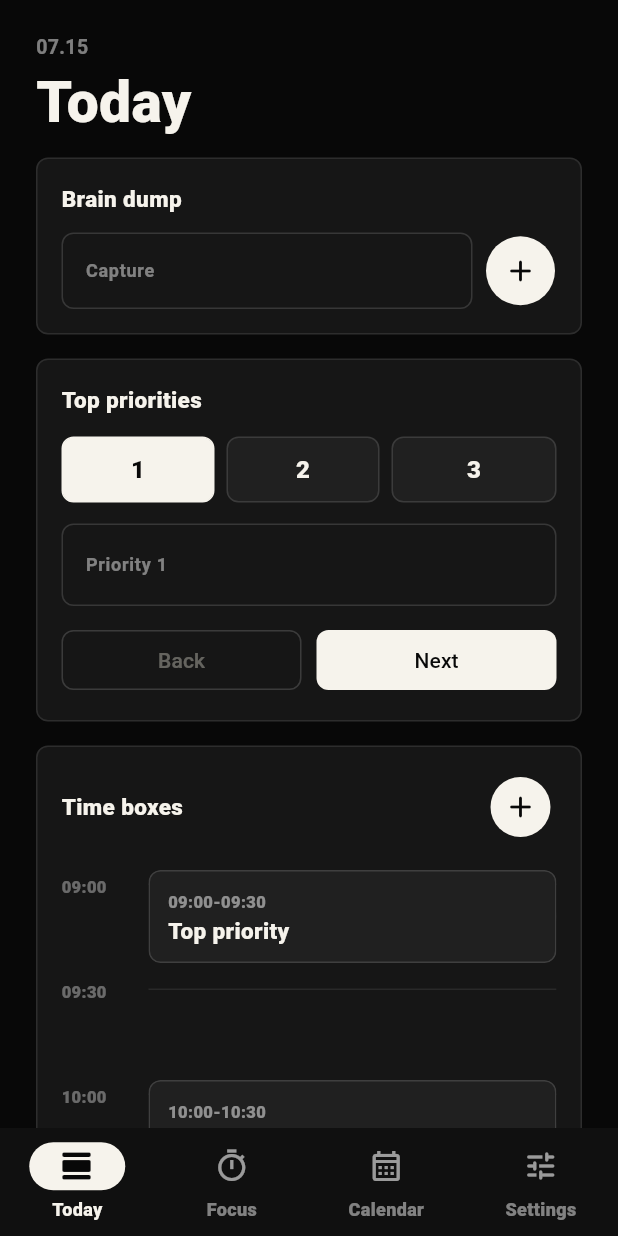
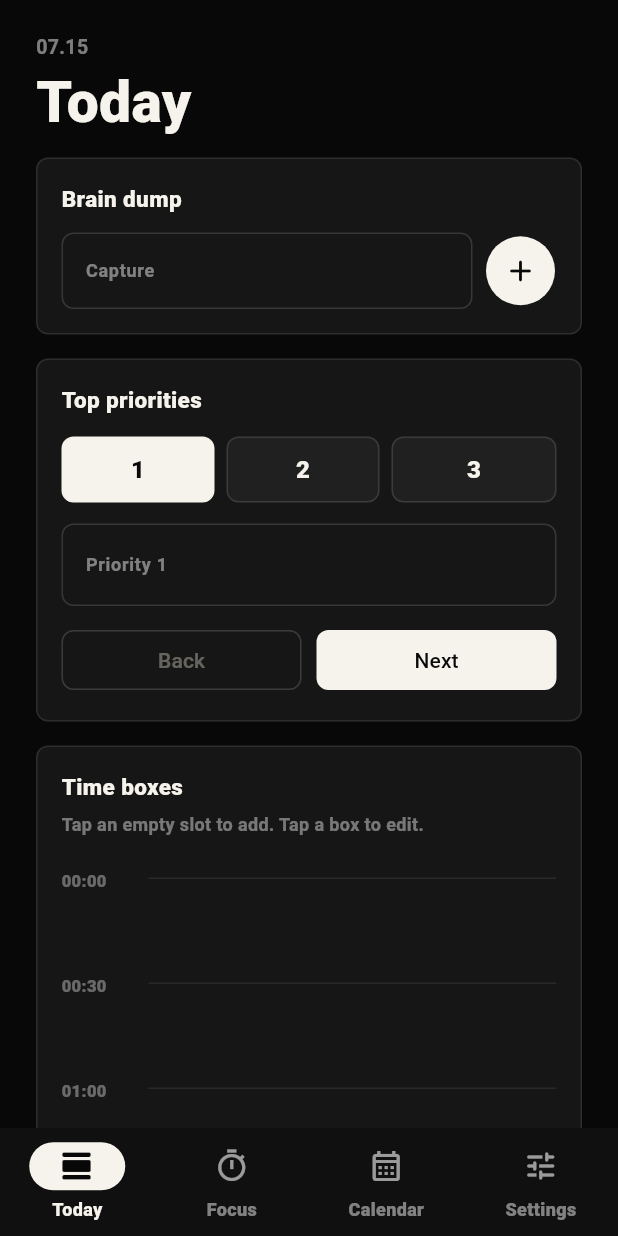
Before and after one commit to DosConfig/time_boxing_pomodoro, a Flutter app: the screen it shows after launch, on a phone screen of 412 x 824 dp. Run offline on Flutter 3.47's test engine with Material 3 defaults, Android fonts, the phone set to English and light mode, and no system bars; our stand-ins replace flutter_riverpod.

Commit message:
feat: improve timebox board interactions

```diff
--- a/lib/presentation/screens/today_screen.dart
+++ b/lib/presentation/screens/today_screen.dart
@@ -23,6 +23,7 @@ class _TodayScreenState extends ConsumerState<TodayScreen> {
   Timer? _clockTimer;
   Timer? _dragAutoScrollTimer;
   double _dragAutoScrollDelta = 0;
+  bool _isTimeBoxDragging = false;
   DateTime _now = DateTime.now();
   final _scrollController = ScrollController();
   final _priorityFocusNode = FocusNode();
@@ -62,7 +63,9 @@ class _TodayScreenState extends ConsumerState<TodayScreen> {
     _draftPriorities ??= priorities;
 
     return SafeArea(
-      child: ScrollConfiguration(
+      child: Stack(
+        children: [
+          ScrollConfiguration(
             behavior: const _AppScrollBehavior(),
             child: CustomScrollView(
               controller: _scrollController,
@@ -90,8 +93,9 @@ class _TodayScreenState extends ConsumerState<TodayScreen> {
                           pomodoro: pomodoro,
                           notifier: notifier,
                           now: _now,
+                          onDragStarted: _beginTimeBoxDrag,
                           onDragUpdate: _handleTimeBoxDragUpdate,
-                      onDragEnd: _stopDragAutoScroll,
+                          onDragEnd: _endTimeBoxDrag,
                         ),
                         const SizedBox(height: 18),
                         FilledButton.icon(
@@ -134,6 +138,17 @@ class _TodayScreenState extends ConsumerState<TodayScreen> {
               ],
             ),
           ),
+          _TimeBoxTrashTarget(
+            visible: _isTimeBoxDragging,
+            enabled: pomodoro.timeBoxes.length > 1,
+            onAccept: (id) {
+              HapticFeedback.heavyImpact();
+              unawaited(notifier.removeTimeBox(id));
+              _endTimeBoxDrag();
+            },
+          ),
+        ],
+      ),
     );
   }
 
@@ -208,6 +223,20 @@ class _TodayScreenState extends ConsumerState<TodayScreen> {
     }
 
     _stopDragAutoScroll();
+  }
+
+  void _beginTimeBoxDrag() {
+    HapticFeedback.mediumImpact();
+    if (mounted) {
+      setState(() => _isTimeBoxDragging = true);
+    }
+  }
+
+  void _endTimeBoxDrag() {
+    _stopDragAutoScroll();
+    if (mounted && _isTimeBoxDragging) {
+      setState(() => _isTimeBoxDragging = false);
+    }
   }
 
   void _startDragAutoScroll() {
@@ -270,6 +299,91 @@ class _TodayHeader extends StatelessWidget {
           ),
         ),
       ],
+    );
+  }
+}
+
+class _TimeBoxTrashTarget extends StatelessWidget {
+  final bool visible;
+  final bool enabled;
+  final ValueChanged<String> onAccept;
+
+  const _TimeBoxTrashTarget({
+    required this.visible,
+    required this.enabled,
+    required this.onAccept,
+  });
+
+  @override
+  Widget build(BuildContext context) {
+    return Positioned(
+      left: 24,
+      right: 24,
+      bottom: 18,
+      child: IgnorePointer(
+        ignoring: !visible,
+        child: AnimatedSlide(
+          duration: const Duration(milliseconds: 180),
+          curve: Curves.easeOutCubic,
+          offset: visible ? Offset.zero : const Offset(0, 0.35),
+          child: AnimatedOpacity(
+            duration: const Duration(milliseconds: 180),
+            opacity: visible ? 1 : 0,
+            child: DragTarget<String>(
+              onWillAcceptWithDetails: (_) => enabled,
+              onAcceptWithDetails: (details) => onAccept(details.data),
+              builder: (context, candidates, rejected) {
+                final targeted = candidates.isNotEmpty;
+                return AnimatedContainer(
+                  duration: const Duration(milliseconds: 140),
+                  curve: Curves.easeOutCubic,
+                  height: 64,
+                  decoration: BoxDecoration(
+                    color: targeted
+                        ? const Color(0xFFF6F3EC)
+                        : const Color(0xFF151515),
+                    border: Border.all(
+                      color: targeted
+                          ? const Color(0xFFF6F3EC)
+                          : Colors.white.withValues(alpha: 0.18),
+                    ),
+                    borderRadius: BorderRadius.circular(8),
+                    boxShadow: [
+                      BoxShadow(
+                        color: Colors.black.withValues(alpha: 0.34),
+                        blurRadius: 20,
+                        offset: const Offset(0, 10),
+                      ),
+                    ],
+                  ),
+                  child: Row(
+                    mainAxisAlignment: MainAxisAlignment.center,
+                    children: [
+                      Icon(
+                        Icons.delete_outline_rounded,
+                        color: targeted
+                            ? const Color(0xFF080808)
+                            : const Color(0xFFF6F3EC),
+                      ),
+                      const SizedBox(width: 8),
+                      Text(
+                        enabled ? 'Drop to delete' : 'Keep one time box',
+                        style: TextStyle(
+                          color: targeted
+                              ? const Color(0xFF080808)
+                              : const Color(0xFFF6F3EC),
+                          fontSize: 14,
+                          fontWeight: FontWeight.w900,
+                        ),
+                      ),
+                    ],
+                  ),
+                );
+              },
+            ),
+          ),
+        ),
+      ),
     );
   }
 }
@@ -971,6 +1085,7 @@ class _TimeBoxBoard extends StatelessWidget {
   final Pomodoro pomodoro;
   final PomodoroNotifier notifier;
   final DateTime now;
+  final VoidCallback onDragStarted;
   final ValueChanged<DragUpdateDetails> onDragUpdate;
   final VoidCallback onDragEnd;
 
@@ -978,6 +1093,7 @@ class _TimeBoxBoard extends StatelessWidget {
     required this.pomodoro,
     required this.notifier,
     required this.now,
+    required this.onDragStarted,
     required this.onDragUpdate,
     required this.onDragEnd,
   });
@@ -998,10 +1114,7 @@ class _TimeBoxBoard extends StatelessWidget {
       child: Column(
         crossAxisAlignment: CrossAxisAlignment.stretch,
         children: [
-          Row(
-            children: [
-              const Expanded(
-                child: Text(
+          const Text(
             'Time boxes',
             style: TextStyle(
               color: Color(0xFFF6F3EC),
@@ -1009,23 +1122,14 @@ class _TimeBoxBoard extends StatelessWidget {
               fontWeight: FontWeight.w800,
             ),
           ),
-              ),
-              Tooltip(
-                message: 'Add time box',
-                child: IconButton.filled(
-                  onPressed: () {
-                    HapticFeedback.lightImpact();
-                    notifier.addTimeBox();
-                  },
-                  icon: const Icon(Icons.add_rounded),
-                  style: IconButton.styleFrom(
-                    backgroundColor: const Color(0xFFF6F3EC),
-                    foregroundColor: const Color(0xFF080808),
-                    minimumSize: const Size.square(36),
-                  ),
-                ),
-              ),
-            ],
+          const SizedBox(height: 6),
+          Text(
+            'Tap an empty slot to add. Tap a box to edit.',
+            style: TextStyle(
+              color: Colors.white.withValues(alpha: 0.42),
+              fontSize: 12,
+              fontWeight: FontWeight.w700,
+            ),
           ),
           const SizedBox(height: 14),
           ClipRRect(
@@ -1040,6 +1144,7 @@ class _TimeBoxBoard extends StatelessWidget {
                     final isCurrentSlot =
                         nowMinutes >= slotStart &&
                         nowMinutes < slotStart + _slotMinutes;
+                    final occupied = _slotOccupied(slotStart);
 
                     return Positioned(
                       top: index * _slotHeight,
@@ -1053,7 +1158,13 @@ class _TimeBoxBoard extends StatelessWidget {
                         },
                         builder: (context, candidates, rejected) {
                           final isTargeted = candidates.isNotEmpty;
-                          return AnimatedContainer(
+                          return GestureDetector(
+                            behavior: HitTestBehavior.opaque,
+                            onTap: occupied
+                                ? null
+                                : () =>
+                                      _openNewTimeBoxEditor(context, slotStart),
+                            child: AnimatedContainer(
                               duration: const Duration(milliseconds: 140),
                               curve: Curves.easeOutCubic,
                               color: isTargeted
@@ -1095,6 +1206,7 @@ class _TimeBoxBoard extends StatelessWidget {
                                   ),
                                 ],
                               ),
+                            ),
                           );
                         },
                       ),
@@ -1172,19 +1284,32 @@ class _TimeBoxBoard extends StatelessWidget {
         box: box,
         selected: box.id == pomodoro.activeTimeBox?.id,
         current: _containsNow(box),
-        canDelete: pomodoro.timeBoxes.length > 1,
+        onDragStarted: onDragStarted,
         onDragUpdate: onDragUpdate,
         onDragEnd: onDragEnd,
         onTap: () {
+          _openTimeBoxEditor(context, box);
+        },
+      ),
+    );
+  }
+
+  void _openNewTimeBoxEditor(BuildContext context, int slotStart) {
     HapticFeedback.selectionClick();
-          unawaited(notifier.selectTimeBox(box.id));
+    showModalBottomSheet<void>(
+      context: context,
+      isScrollControlled: true,
+      backgroundColor: const Color(0xFF101010),
+      shape: const RoundedRectangleBorder(
+        borderRadius: BorderRadius.vertical(top: Radius.circular(18)),
+      ),
+      builder: (context) {
+        return _TimeBoxEditorSheet(
+          notifier: notifier,
+          startMinutes: slotStart,
+          timeRange: _formatTimeRange(slotStart),
+        );
       },
-        onEdit: () => _openTimeBoxEditor(context, box),
-        onDelete: () {
-          HapticFeedback.mediumImpact();
-          unawaited(notifier.removeTimeBox(box.id));
-        },
-      ),
     );
   }
 
@@ -1198,48 +1323,21 @@ class _TimeBoxBoard extends StatelessWidget {
         borderRadius: BorderRadius.vertical(top: Radius.circular(18)),
       ),
       builder: (context) {
-        return _TimeBoxEditorSheet(box: box, notifier: notifier);
+        return _TimeBoxEditorSheet(
+          box: box,
+          notifier: notifier,
+          timeRange: box.timeRange,
+        );
       },
     );
   }
 
   int _dayStartMinutes() {
-    var start = 8 * 60;
-    final nowMinutes = _nowMinutes();
-    if (nowMinutes >= 7 * 60 && nowMinutes <= 22 * 60) {
-      start = nowMinutes - 60;
-      if (start < 0) {
-        start = 0;
-      }
-    }
-
-    for (final box in pomodoro.timeBoxes) {
-      final boxStart = box.startMinutes;
-      if (boxStart != null && boxStart < start) {
-        start = (boxStart ~/ 60) * 60;
-      }
-    }
-    return (start ~/ _slotMinutes) * _slotMinutes;
+    return 0;
   }
 
   int _dayEndMinutes(int dayStart) {
-    var end = 18 * 60;
-    final nowMinutes = _nowMinutes();
-    if (nowMinutes >= 7 * 60 && nowMinutes <= 22 * 60) {
-      end = nowMinutes + 90;
-    }
-
-    for (final box in pomodoro.timeBoxes) {
-      final boxEnd = box.endMinutes;
-      if (boxEnd != null && boxEnd > end) {
-        end = ((((boxEnd + 60) + 29) ~/ 30) * 30);
-      }
-    }
-
-    if (end <= dayStart) {
-      return dayStart + (4 * 60);
-    }
-    return (((end + _slotMinutes - 1) ~/ _slotMinutes) * _slotMinutes);
+    return 24 * 60;
   }
 
   int _nowMinutes() => (now.hour * 60) + now.minute;
@@ -1264,29 +1362,33 @@ class _TimeBoxBoard extends StatelessWidget {
     final minute = normalized % 60;
     return '${hour.toString().padLeft(2, '0')}:${minute.toString().padLeft(2, '0')}';
   }
+
+  String _formatTimeRange(int startMinutes) {
+    return '${_formatClock(startMinutes)}-${_formatClock(startMinutes + _slotMinutes)}';
+  }
+
+  bool _slotOccupied(int slotStart) {
+    return pomodoro.timeBoxes.any((box) => box.startMinutes == slotStart);
+  }
 }
 
 class _TimeBoxBoardCard extends StatefulWidget {
   final TimeBox box;
   final bool selected;
   final bool current;
-  final bool canDelete;
+  final VoidCallback onDragStarted;
   final ValueChanged<DragUpdateDetails> onDragUpdate;
   final VoidCallback onDragEnd;
   final VoidCallback onTap;
-  final VoidCallback onEdit;
-  final VoidCallback onDelete;
 
   const _TimeBoxBoardCard({
     required this.box,
     required this.selected,
     required this.current,
-    required this.canDelete,
+    required this.onDragStarted,
     required this.onDragUpdate,
     required this.onDragEnd,
     required this.onTap,
-    required this.onEdit,
-    required this.onDelete,
   });
 
   @override
@@ -1294,50 +1396,9 @@ class _TimeBoxBoardCard extends StatefulWidget {
 }
 
 class _TimeBoxBoardCardState extends State<_TimeBoxBoardCard> {
-  bool _revealed = false;
-
   @override
   Widget build(BuildContext context) {
-    return ClipRRect(
-      borderRadius: BorderRadius.circular(8),
-      child: Stack(
-        children: [
-          Positioned.fill(
-            child: Align(
-              alignment: Alignment.centerRight,
-              child: SizedBox(
-                width: 76,
-                child: Row(
-                  mainAxisAlignment: MainAxisAlignment.end,
-                  children: [
-                    _BoardActionButton(
-                      icon: Icons.edit_rounded,
-                      onPressed: () {
-                        setState(() => _revealed = false);
-                        widget.onEdit();
-                      },
-                    ),
-                    const SizedBox(width: 4),
-                    _BoardActionButton(
-                      icon: Icons.delete_outline_rounded,
-                      onPressed: widget.canDelete
-                          ? () {
-                              setState(() => _revealed = false);
-                              widget.onDelete();
-                            }
-                          : null,
-                    ),
-                  ],
-                ),
-              ),
-            ),
-          ),
-          Positioned.fill(
-            child: AnimatedContainer(
-              duration: const Duration(milliseconds: 180),
-              curve: Curves.easeOutCubic,
-              transform: Matrix4.translationValues(_revealed ? -84 : 0, 0, 0),
-              child: LongPressDraggable<String>(
+    return LongPressDraggable<String>(
       data: widget.box.id,
       delay: const Duration(milliseconds: 220),
       dragAnchorStrategy: pointerDragAnchorStrategy,
@@ -1352,48 +1413,19 @@ class _TimeBoxBoardCardState extends State<_TimeBoxBoardCard> {
         opacity: 0.28,
         child: _cardGesture(child: _surface()),
       ),
-                onDragStarted: () {
-                  HapticFeedback.mediumImpact();
-                  setState(() => _revealed = false);
-                },
+      onDragStarted: widget.onDragStarted,
       onDragUpdate: widget.onDragUpdate,
       onDragEnd: (_) => widget.onDragEnd(),
       onDragCompleted: widget.onDragEnd,
       onDraggableCanceled: (_, _) => widget.onDragEnd(),
       child: _cardGesture(child: _surface()),
-              ),
-            ),
-          ),
-        ],
-      ),
     );
   }
 
   Widget _cardGesture({required Widget child}) {
     return GestureDetector(
       behavior: HitTestBehavior.opaque,
-      onTap: () {
-        if (_revealed) {
-          setState(() => _revealed = false);
-          return;
-        }
-        widget.onTap();
-      },
-      onHorizontalDragUpdate: (details) {
-        if (details.delta.dx < -2) {
-          setState(() => _revealed = true);
-        } else if (details.delta.dx > 2) {
-          setState(() => _revealed = false);
-        }
-      },
-      onHorizontalDragEnd: (details) {
-        final velocity = details.primaryVelocity ?? 0;
-        if (velocity < -180) {
-          setState(() => _revealed = true);
-        } else if (velocity > 180) {
-          setState(() => _revealed = false);
-        }
-      },
+      onTap: widget.onTap,
       child: child,
     );
   }
@@ -1476,37 +1508,18 @@ class _TimeBoxBoardCardState extends State<_TimeBoxBoardCard> {
   }
 }
 
-class _BoardActionButton extends StatelessWidget {
-  final IconData icon;
-  final VoidCallback? onPressed;
-
-  const _BoardActionButton({required this.icon, required this.onPressed});
-
-  @override
-  Widget build(BuildContext context) {
-    return IconButton.filled(
-      onPressed: onPressed,
-      icon: Icon(icon),
-      style: IconButton.styleFrom(
-        backgroundColor: Colors.white.withValues(alpha: 0.12),
-        foregroundColor: const Color(0xFFF6F3EC),
-        disabledBackgroundColor: Colors.white.withValues(alpha: 0.06),
-        disabledForegroundColor: Colors.white.withValues(alpha: 0.24),
-        fixedSize: const Size.square(34),
-        minimumSize: const Size.square(34),
-        padding: EdgeInsets.zero,
-        iconSize: 18,
-        tapTargetSize: MaterialTapTargetSize.shrinkWrap,
-      ),
-    );
-  }
-}
-
 class _TimeBoxEditorSheet extends StatefulWidget {
-  final TimeBox box;
+  final TimeBox? box;
   final PomodoroNotifier notifier;
-
-  const _TimeBoxEditorSheet({required this.box, required this.notifier});
+  final int? startMinutes;
+  final String timeRange;
+
+  const _TimeBoxEditorSheet({
+    this.box,
+    required this.notifier,
+    this.startMinutes,
+    required this.timeRange,
+  });
 
   @override
   State<_TimeBoxEditorSheet> createState() => _TimeBoxEditorSheetState();
@@ -1514,19 +1527,16 @@ class _TimeBoxEditorSheet extends StatefulWidget {
 
 class _TimeBoxEditorSheetState extends State<_TimeBoxEditorSheet> {
   late final TextEditingController _titleController;
-  late final TextEditingController _rangeController;
 
   @override
   void initState() {
     super.initState();
-    _titleController = TextEditingController(text: widget.box.title);
-    _rangeController = TextEditingController(text: widget.box.timeRange);
+    _titleController = TextEditingController(text: widget.box?.title ?? '');
   }
 
   @override
   void dispose() {
     _titleController.dispose();
-    _rangeController.dispose();
     super.dispose();
   }
 
@@ -1543,10 +1553,10 @@ class _TimeBoxEditorSheetState extends State<_TimeBoxEditorSheet> {
           children: [
             Row(
               children: [
-                const Expanded(
+                Expanded(
                   child: Text(
-                    'Time box',
-                    style: TextStyle(
+                    widget.box == null ? 'New time box' : 'Edit time box',
+                    style: const TextStyle(
                       color: Color(0xFFF6F3EC),
                       fontSize: 18,
                       fontWeight: FontWeight.w800,
@@ -1564,14 +1574,35 @@ class _TimeBoxEditorSheetState extends State<_TimeBoxEditorSheet> {
             _TimeBoxTextField(
               controller: _titleController,
               label: 'Title',
-              textInputAction: TextInputAction.next,
+              textInputAction: TextInputAction.done,
+              autofocus: true,
+              onSubmitted: (_) => _save(context),
             ),
             const SizedBox(height: 10),
-            _TimeBoxTextField(
-              controller: _rangeController,
-              label: 'Start time',
-              textInputAction: TextInputAction.done,
-              onSubmitted: (_) => _save(context),
+            Container(
+              padding: const EdgeInsets.symmetric(horizontal: 12, vertical: 14),
+              decoration: BoxDecoration(
+                border: Border.all(color: Colors.white.withValues(alpha: 0.14)),
+                borderRadius: BorderRadius.circular(8),
+              ),
+              child: Row(
+                children: [
+                  Icon(
+                    Icons.schedule_rounded,
+                    size: 18,
+                    color: Colors.white.withValues(alpha: 0.46),
+                  ),
+                  const SizedBox(width: 8),
+                  Text(
+                    widget.timeRange,
+                    style: const TextStyle(
+                      color: Color(0xFFF6F3EC),
+                      fontSize: 15,
+                      fontWeight: FontWeight.w800,
+                    ),
+                  ),
+                ],
+              ),
             ),
             const SizedBox(height: 16),
             FilledButton.icon(
@@ -1599,11 +1630,18 @@ class _TimeBoxEditorSheetState extends State<_TimeBoxEditorSheet> {
 
   void _save(BuildContext context) {
     HapticFeedback.lightImpact();
-    widget.notifier.updateTimeBox(
-      widget.box.id,
+    final box = widget.box;
+    if (box == null) {
+      final startMinutes = widget.startMinutes;
+      if (startMinutes != null) {
+        widget.notifier.addTimeBoxAtStart(
+          startMinutes,
           title: _titleController.text,
-      timeRange: _rangeController.text,
-    );
+        );
+      }
+    } else {
+      widget.notifier.updateTimeBox(box.id, title: _titleController.text);
+    }
     Navigator.of(context).pop();
   }
 }
@@ -1612,12 +1650,14 @@ class _TimeBoxTextField extends StatelessWidget {
   final TextEditingController controller;
   final String label;
   final TextInputAction textInputAction;
+  final bool autofocus;
   final ValueChanged<String>? onSubmitted;
 
   const _TimeBoxTextField({
     required this.controller,
     required this.label,
     required this.textInputAction,
+    this.autofocus = false,
     this.onSubmitted,
   });
 
@@ -1627,6 +1667,7 @@ class _TimeBoxTextField extends StatelessWidget {
       controller: controller,
       cursorColor: const Color(0xFFF6F3EC),
       textInputAction: textInputAction,
+      autofocus: autofocus,
       onSubmitted: onSubmitted,
       maxLines: 1,
       style: const TextStyle(
```
Also changed, not shown: lib/presentation/providers/pomodoro_provider.dart (+20 -3 lines). Lines whose indentation alone changed are shown as unchanged.
